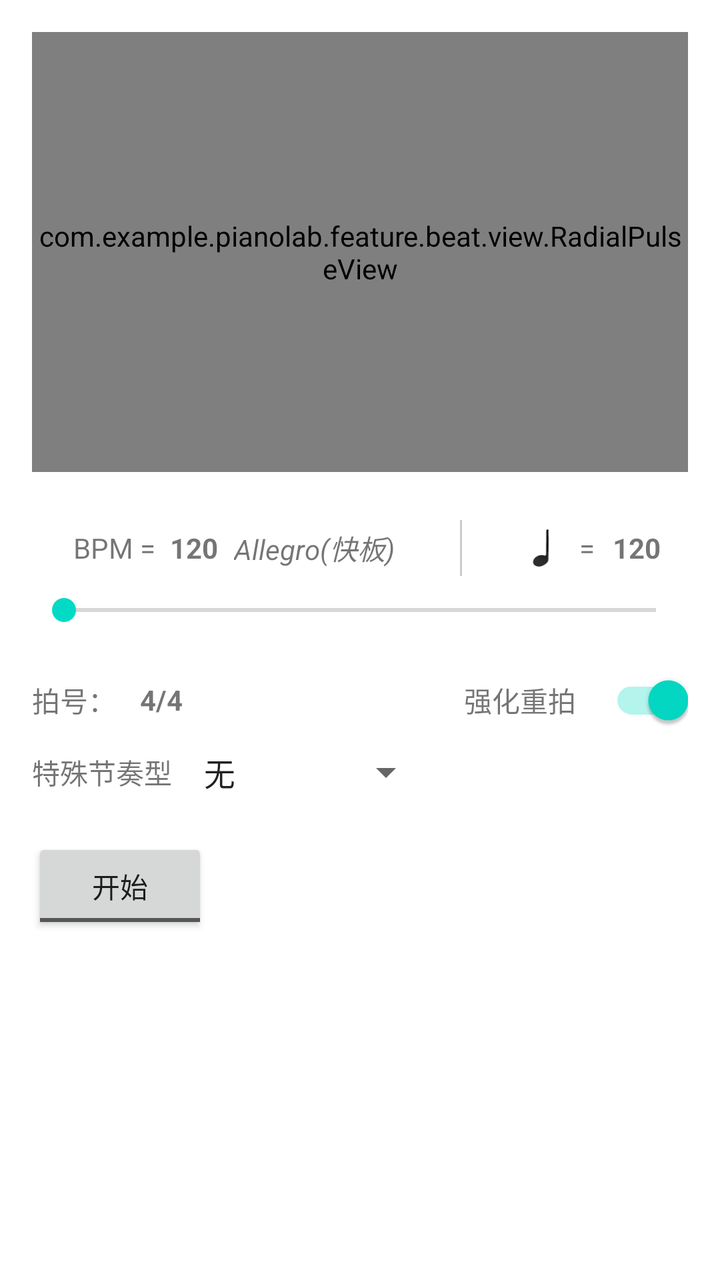
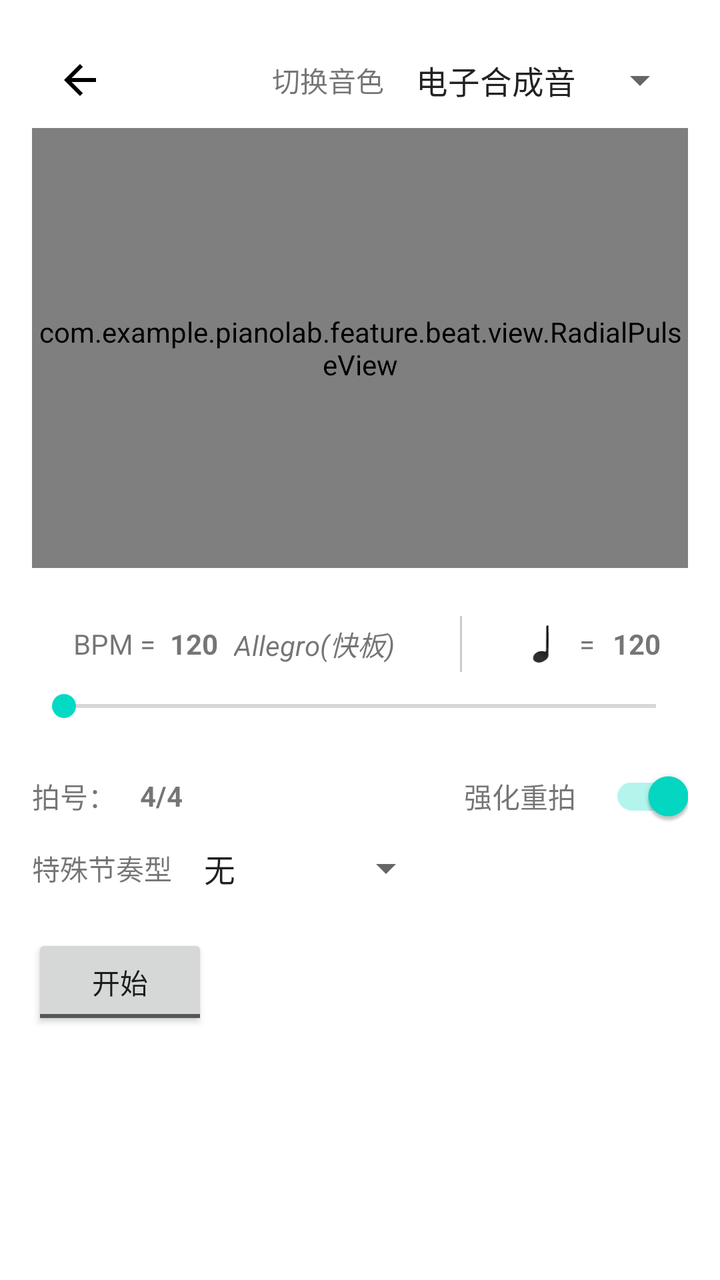

The first picture is an Android layout as it rendered before a commit; the second is the same layout after the commit. The layout source and the unified diff follow.
<!-- AndroidManifest.xml: application theme Theme.PianoLab -->
<!-- res/layout/activity_beat.xml -->
<?xml version="1.0" encoding="utf-8"?>
<androidx.constraintlayout.widget.ConstraintLayout xmlns:android="http://schemas.android.com/apk/res/android"
    xmlns:app="http://schemas.android.com/apk/res-auto"
    android:layout_width="match_parent"
    android:layout_height="match_parent"
    android:padding="16dp">

    

    
    <com.example.pianolab.feature.beat.view.RadialPulseView
        android:id="@+id/radial_pulse_view"
        android:layout_width="0dp"
        android:layout_height="220dp"
        app:layout_constraintEnd_toEndOf="parent"
        app:layout_constraintHorizontal_bias="0.0"
        app:layout_constraintStart_toStartOf="parent"
        app:layout_constraintTop_toTopOf="parent" />



    
    <LinearLayout
        android:id="@+id/ll_bpm_group"
        android:layout_width="0dp"
        android:layout_height="wrap_content"
        android:orientation="horizontal"
        android:layout_marginTop="24dp"
        app:layout_constraintTop_toBottomOf="@id/radial_pulse_view"
        app:layout_constraintStart_toStartOf="parent"
        app:layout_constraintEnd_toEndOf="parent">

        
        <LinearLayout
            android:layout_width="0dp"
            android:layout_height="match_parent"
            android:orientation="horizontal"
            android:layout_weight="2"
            android:gravity="center">

            <TextView
                android:id="@+id/tv_bpm_label"
                android:layout_width="wrap_content"
                android:layout_height="wrap_content"
                android:text="BPM = " />

            <TextView
                android:id="@+id/tv_bpm_value"
                android:layout_width="wrap_content"
                android:layout_height="wrap_content"
                android:text="120"
                android:textStyle="bold"
                android:layout_marginStart="4dp"/>
            <TextView
                android:id="@+id/tv_tempo_marking"
                android:layout_width="wrap_content"
                android:layout_height="wrap_content"
                android:text="Allegro(快板)"
                android:layout_marginStart="8dp"
                android:textStyle="italic"
                android:importantForAccessibility="no" />

        </LinearLayout>

        
        <View
            android:layout_width="1dp"
            android:layout_height="28dp"
            android:layout_marginStart="12dp"
            android:layout_marginEnd="12dp"
            android:background="@android:color/darker_gray"
            android:alpha="0.6" />

        
        <LinearLayout
            android:layout_width="0dp"
            android:layout_height="match_parent"
            android:orientation="horizontal"
            android:layout_weight="1"
            android:gravity="center">

            <ImageView
                android:id="@+id/iv_crochet_icon"
                android:layout_width="32dp"
                android:layout_height="32dp"
                android:src="@drawable/crotchet" />
            <TextView
                android:id="@+id/tv_crochet_equals"
                android:layout_width="wrap_content"
                android:layout_height="wrap_content"
                android:text="="
                android:textStyle="normal"
                android:layout_marginStart="1dp"
                android:layout_marginEnd="1dp"
                android:importantForAccessibility="no" />

            <TextView
                android:id="@+id/tv_crochet_value"
                android:layout_width="wrap_content"
                android:layout_height="wrap_content"
                android:text="120"
                android:textStyle="bold"
                android:layout_marginStart="8dp" />
        </LinearLayout>
    </LinearLayout>
    <SeekBar
        android:id="@+id/seekbar_bpm"
        android:layout_width="0dp"
        android:layout_height="wrap_content"
        android:max="270"
        app:layout_constraintTop_toBottomOf="@id/ll_bpm_group"
        app:layout_constraintStart_toStartOf="parent"
        app:layout_constraintEnd_toEndOf="parent"
        android:layout_marginTop="8dp" />

    <LinearLayout
        android:id="@+id/ll_beats_row"
        android:layout_width="0dp"
        android:layout_height="wrap_content"
        android:orientation="horizontal"
        android:gravity="center_vertical"
        android:layout_marginTop="12dp"
        app:layout_constraintTop_toBottomOf="@id/seekbar_bpm"
        app:layout_constraintStart_toStartOf="parent"
        app:layout_constraintEnd_toEndOf="parent">

        
        <LinearLayout
            android:layout_width="wrap_content"
            android:layout_height="wrap_content"
            android:orientation="horizontal"
            android:gravity="center_vertical">

            <TextView
                android:id="@+id/tv_beats_label"
                android:layout_width="wrap_content"
                android:layout_height="wrap_content"
                android:text="拍号："
                android:layout_marginEnd="4dp" />

            <TextView
                android:id="@+id/tv_beats_value"
                android:layout_width="wrap_content"
                android:layout_height="48dp"
                android:background="?attr/selectableItemBackgroundBorderless"
                android:clickable="true"
                android:focusable="true"
                android:gravity="center"
                android:padding="8dp"
                android:text="4/4"
                android:textStyle="bold" />
        </LinearLayout>



        
        <View
            android:layout_width="0dp"
            android:layout_height="1dp"
            android:layout_weight="1" />

        
        <TextView
            android:id="@+id/tv_accent_state"
            android:layout_width="wrap_content"
            android:layout_height="wrap_content"
            android:text="强化重拍"
            android:textSize="14sp"
            android:layout_marginEnd="8dp"
            android:gravity="center_vertical" />

        
        <androidx.appcompat.widget.SwitchCompat
            android:id="@+id/switch_accent"
            android:layout_width="wrap_content"
            android:layout_height="wrap_content"
            android:checked="true"
            android:showText="true"
            android:textOn="强化"
            android:textOff="普通"
            android:contentDescription="强化重拍切换" />
    </LinearLayout>

    <LinearLayout
        android:id="@+id/ll_special_rhythm"
        android:layout_width="wrap_content"
        android:layout_height="wrap_content"
        android:orientation="horizontal"
        android:gravity="center_vertical"
        app:layout_constraintTop_toBottomOf="@id/ll_beats_row"
        app:layout_constraintStart_toStartOf="parent"
        android:layout_marginStart="0dp">

        
        <TextView
            android:id="@+id/tv_special_rhythm_label"
            android:layout_width="wrap_content"
            android:layout_height="wrap_content"
            android:text="特殊节奏型"
            android:layout_marginEnd="4dp" />

        
        <Spinner
            android:id="@+id/spinner_special_rhythm"
            android:layout_width="wrap_content"
            android:layout_height="wrap_content"
            android:entries="@array/special_rhythm_options"
            android:prompt="@string/select_special_rhythm"
            android:layout_marginStart="4dp" />
    </LinearLayout>


    <ToggleButton
        android:id="@+id/toggle_play"
        android:layout_width="wrap_content"
        android:layout_height="wrap_content"
        android:textOn="停止"
        android:textOff="开始"
        app:layout_constraintTop_toBottomOf="@id/ll_beats_row"
        app:layout_constraintStart_toStartOf="parent"
        android:layout_marginTop="45dp" />




</androidx.constraintlayout.widget.ConstraintLayout>
<!-- resources referenced by this layout -->
<resources>
  <string-array name="special_rhythm_options">
          <item>无</item>
          <item>前附点</item>
          <item>前8后16</item>
          <item>前16后8</item>
          <item>三连音</item>
          <item>切分音</item>
      </string-array>
  <!-- drawable crotchet (drawable) -->
  <vector xmlns:android="http://schemas.android.com/apk/res/android"
      xmlns:aapt="http://schemas.android.com/aapt"
      android:width="744.1dp"
      android:height="1052.4dp"
      android:viewportWidth="744.1"
      android:viewportHeight="1052.4">
    <path
        android:pathData="m418.4,231.3c5.3,163.8 3,316.2 0.6,483.3 -1.2,42.8 -38.2,71.5 -72.9,89.9 -30.9,18.6 -67.8,29 -103.6,20.7 -33.3,-3.4 -67.8,-27.7 -68.5,-63.7 -2.2,-41.7 27.9,-80.6 65,-97 36.4,-20.7 82.4,-25.2 121.6,-10.3 19.2,6.1 24.5,-11.7 26.9,-28.8 2.2,-129.8 4,-259.5 4.4,-389.3 0.4,-13 26.3,-17.2 26.5,-4.7z"
        android:strokeLineJoin="round"
        android:strokeWidth="5.9241"
        android:fillType="evenOdd"
        android:strokeColor="#000"
        android:strokeLineCap="round">
      <aapt:attr name="android:fillColor">
        <gradient 
            android:startX="276.4"
            android:startY="734.6"
            android:endX="501.2"
            android:endY="412"
            android:type="linear">
          <item android:offset="0" android:color="#D2000000"/>
          <item android:offset="1" android:color="#FF000000"/>
        </gradient>
      </aapt:attr>
    </path>
  </vector>
  <string name="select_special_rhythm">选择特殊节奏型</string>
  <style name="Theme.PianoLab" parent="Theme.MaterialComponents.DayNight.DarkActionBar">
          
          <item name="colorPrimary">@color/purple_500</item>
          <item name="colorPrimaryVariant">@color/purple_700</item>
          <item name="colorOnPrimary">@color/white</item>
          
          <item name="colorSecondary">@color/teal_200</item>
          <item name="colorSecondaryVariant">@color/teal_700</item>
          <item name="colorOnSecondary">@color/black</item>
          
          <item name="android:statusBarColor">?attr/colorPrimaryVariant</item>
          
      </style>
  <color name="purple_500">#FF6200EE</color>
  <color name="purple_700">#FF3700B3</color>
  <color name="white">#FFFFFFFF</color>
  <color name="teal_200">#FF03DAC5</color>
  <color name="teal_700">#FF018786</color>
  <color name="black">#FF000000</color>
</resources>

<!-- the commit's change to res/layout/activity_beat.xml (unified diff, before → after) -->
@@ -6,6 +6,47 @@
     android:padding="16dp">
 
     
+    <LinearLayout
+        android:id="@+id/ll_custom_action_bar"
+        android:layout_width="0dp"
+        android:layout_height="wrap_content"
+        android:orientation="horizontal"
+        android:gravity="center_vertical"
+        android:layout_marginBottom="8dp"
+        app:layout_constraintTop_toTopOf="parent"
+        app:layout_constraintStart_toStartOf="parent"
+        app:layout_constraintEnd_toEndOf="parent">
+
+        <ImageButton
+            android:id="@+id/btn_back"
+            android:layout_width="48dp"
+            android:layout_height="48dp"
+            android:src="@drawable/ic_arrow_back_black"
+            android:background="?attr/selectableItemBackgroundBorderless"
+            android:contentDescription="@string/tuner_back_home"
+            android:padding="12dp"
+            android:scaleType="fitCenter"/>
+
+        <View
+            android:layout_width="0dp"
+            android:layout_height="1dp"
+            android:layout_weight="1"/>
+
+        <TextView
+            android:layout_width="wrap_content"
+            android:layout_height="wrap_content"
+            android:text="@string/beat_switch_tone"
+            android:layout_marginEnd="8dp"/>
+
+        <Spinner
+            android:id="@+id/spinner_tone"
+            android:layout_width="wrap_content"
+            android:layout_height="wrap_content"
+            android:entries="@array/tone_options"/>
+
+    </LinearLayout>
+
+    
 
     
     <com.example.pianolab.feature.beat.view.RadialPulseView
@@ -15,9 +56,7 @@
         app:layout_constraintEnd_toEndOf="parent"
         app:layout_constraintHorizontal_bias="0.0"
         app:layout_constraintStart_toStartOf="parent"
-        app:layout_constraintTop_toTopOf="parent" />
-
-
+        app:layout_constraintTop_toBottomOf="@id/ll_custom_action_bar" />
 
     
     <LinearLayout
<!-- resource entries referenced after the edit -->
@@ -3,10 +3,16 @@
   <string-array name="special_rhythm_options">
           <item>无</item>
           <item>前附点</item>
+          <item>后附点</item>
           <item>前8后16</item>
           <item>前16后8</item>
           <item>三连音</item>
           <item>切分音</item>
+          <item>五连音</item>
+      </string-array>
+  <string-array name="tone_options">
+          <item>电子合成音</item>
+          <item>木制节拍器</item>
       </string-array>
   <!-- drawable crotchet (drawable) -->
   <vector xmlns:android="http://schemas.android.com/apk/res/android"
@@ -35,7 +41,19 @@
       </aapt:attr>
     </path>
   </vector>
+  <!-- drawable ic_arrow_back_black (drawable) -->
+  <vector xmlns:android="http://schemas.android.com/apk/res/android"
+      android:width="24dp"
+      android:height="24dp"
+      android:viewportWidth="24"
+      android:viewportHeight="24">
+      <path
+          android:fillColor="#000000"
+          android:pathData="M20,11H7.83l5.59-5.59L12,4l-8,8 8,8 1.41-1.41L7.83,13H20v-2z"/>
+  </vector>
+  <string name="beat_switch_tone">切换音色</string>
   <string name="select_special_rhythm">选择特殊节奏型</string>
+  <string name="tuner_back_home">返回主页</string>
   <style name="Theme.PianoLab" parent="Theme.MaterialComponents.DayNight.DarkActionBar">
           
           <item name="colorPrimary">@color/purple_500</item>
